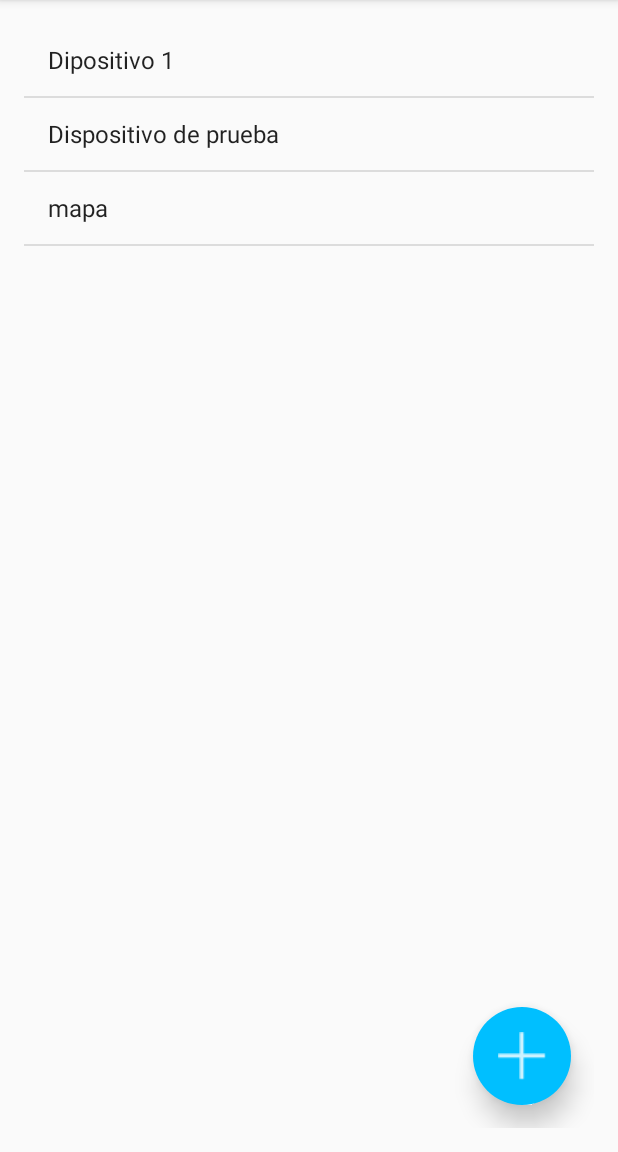
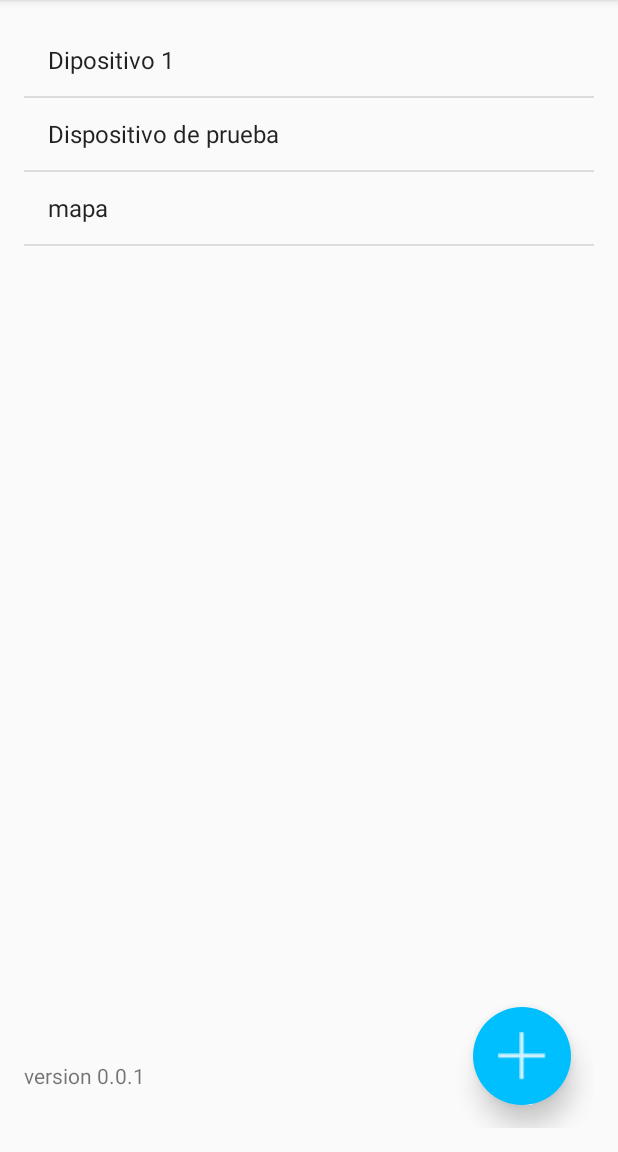
Before and after one commit to dannharo/HORUS, an Android app: the screen it shows after launch (MainActivity), on a phone screen of 412 x 824 dp, the part 84-1236 px from its top. Run offline under Robolectric (Android 15) with nearby library versions, the phone set to English and light mode, and no system bars.

Commit message:
primer commit en el nuevo repo

```diff
--- a/app/src/main/res/layout/activity_main.xml
+++ b/app/src/main/res/layout/activity_main.xml
@@ -28,8 +28,18 @@
         android:layout_height="wrap_content"
         android:id="@+id/listDispositivos"
         android:layout_alignParentTop="true"
-        android:layout_alignParentRight="true"
-        android:layout_alignParentEnd="true"
+        android:layout_alignParentLeft="true"
+        android:layout_alignParentStart="true"
         android:layout_above="@+id/imageButton" />
 
+    <TextView
+        android:text="version 0.0.1"
+        android:layout_width="wrap_content"
+        android:layout_height="wrap_content"
+        android:layout_alignBottom="@+id/imageButton"
+        android:layout_alignParentLeft="true"
+        android:layout_alignParentStart="true"
+        android:layout_marginBottom="10dp"
+        android:id="@+id/textView4" />
+
 </RelativeLayout>
--- a/build.gradle
+++ b/build.gradle
@@ -5,7 +5,7 @@ buildscript {
         jcenter()
     }
     dependencies {
-        classpath 'com.android.tools.build:gradle:2.1.3'
+        classpath 'com.android.tools.build:gradle:2.2.1'
 
         // NOTE: Do not place your application dependencies here; they belong
         // in the individual module build.gradle files
```
Also changed, not shown: app/src/main/res/layout/activity_alarma.xml (+10 -10 lines), app/src/main/res/layout/activity_dispositivo.xml (+9 -9 lines), 1 other file.
